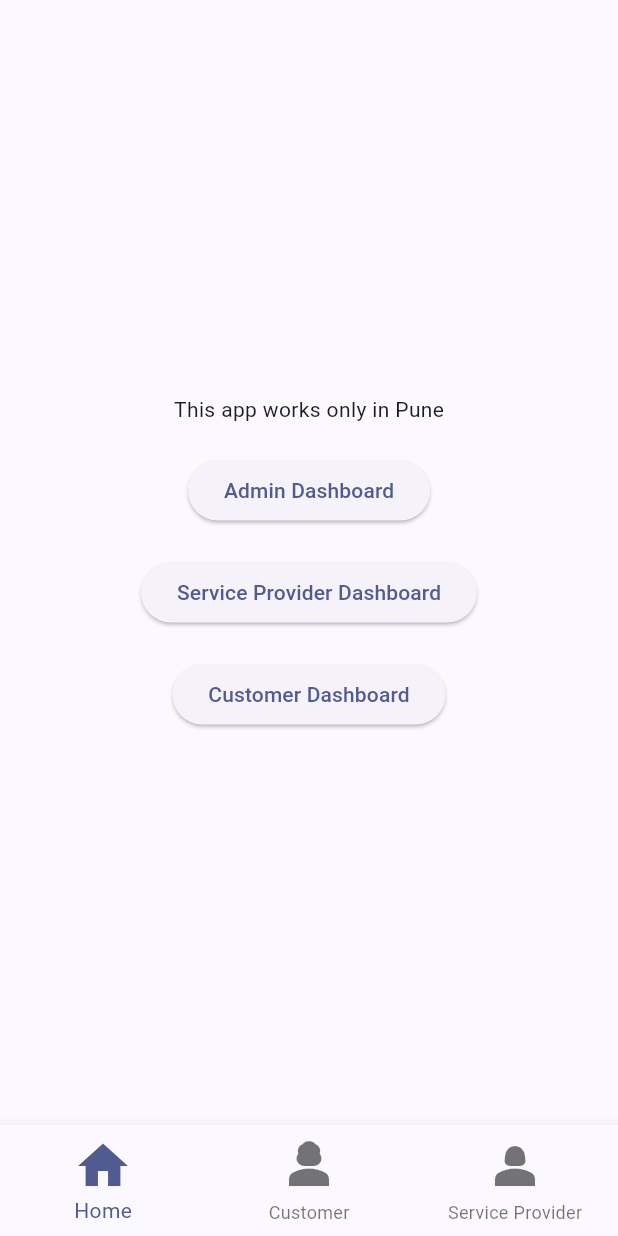
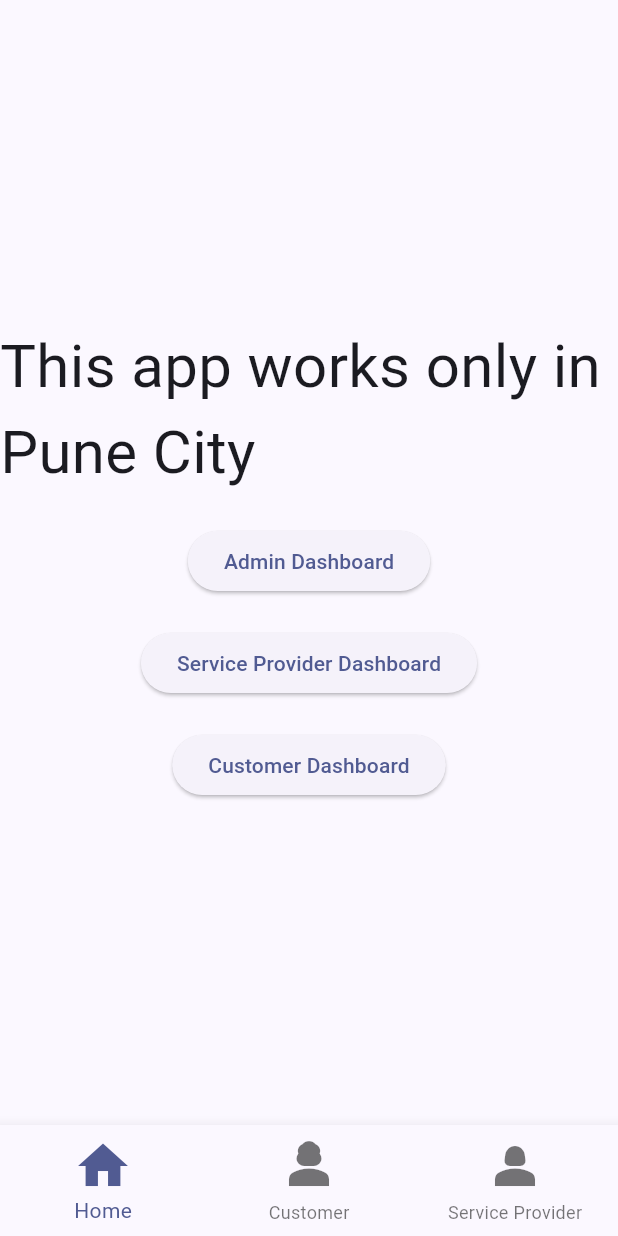
Before and after one commit to Rahullkumr/Fixitwala, a Flutter app: the screen it shows after launch, on a phone screen of 412 x 824 dp. Run offline on Flutter 3.47's test engine with Material 3 defaults, Android fonts, the phone set to English and light mode, and no system bars.

```diff
--- a/lib/customer/customer_login.dart
+++ b/lib/customer/customer_login.dart
@@ -131,7 +131,7 @@ class _CustomerLoginState extends State<CustomerLogin> {
                         const SizedBox(width: 10),
                         TextButton(
                           onPressed: () {
-                            Navigator.pushReplacement(
+                            Navigator.push(
                               context,
                               MaterialPageRoute(
                                 builder: (context) {
--- a/lib/customer/customer_register.dart
+++ b/lib/customer/customer_register.dart
@@ -213,7 +213,7 @@ class _CustomerRegisterState extends State<CustomerRegister> {
                         const SizedBox(width: 10),
                         TextButton(
                           onPressed: () {
-                            Navigator.pushReplacement(
+                            Navigator.push(
                               context,
                               MaterialPageRoute(
                                 builder: (context) {
--- a/lib/main.dart
+++ b/lib/main.dart
@@ -86,7 +86,8 @@ class LandingPage extends StatelessWidget {
             mainAxisAlignment: MainAxisAlignment.center,
             children: <Widget>[
               const Text(
-                'This app works only in Pune',
+                'This app works only in Pune City',
+                style: TextStyle(fontSize: 40),
               ),
               const SizedBox(
                 height: 20,
--- a/lib/serviceProvider/service_provider_dashboard.dart
+++ b/lib/serviceProvider/service_provider_dashboard.dart
@@ -7,7 +7,7 @@ class SPDashboard extends StatelessWidget {
   Widget build(BuildContext context) {
     return SafeArea(
       child: Scaffold(
-        backgroundColor: Colors.deepPurple,
+        backgroundColor: Colors.grey,
         appBar: AppBar(
           title: const Text("Service Provider Dashboard"),
           centerTitle: true,
--- a/lib/serviceProvider/service_provider_login.dart
+++ b/lib/serviceProvider/service_provider_login.dart
@@ -145,7 +145,7 @@ class _SPLoginState extends State<SPLogin> {
                         const SizedBox(width: 10),
                         TextButton(
                           onPressed: () {
-                            Navigator.pushReplacement(
+                            Navigator.push(
                               context,
                               MaterialPageRoute(
                                 builder: (context) {
--- a/lib/serviceProvider/service_provider_register.dart
+++ b/lib/serviceProvider/service_provider_register.dart
@@ -235,7 +235,7 @@ class _SPRegisterState extends State<SPRegister> {
                         const SizedBox(width: 10),
                         TextButton(
                           onPressed: () {
-                            Navigator.pushReplacement(
+                            Navigator.push(
                               context,
                               MaterialPageRoute(
                                 builder: (context) {
```
Also changed, not shown: 1 other file.
